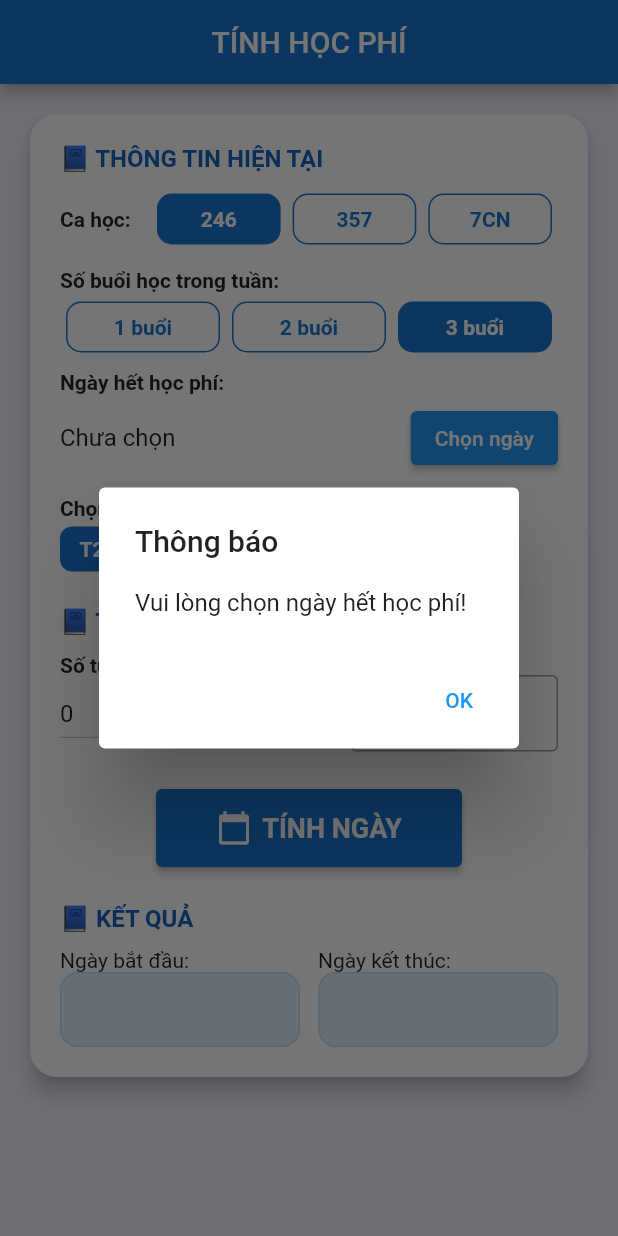
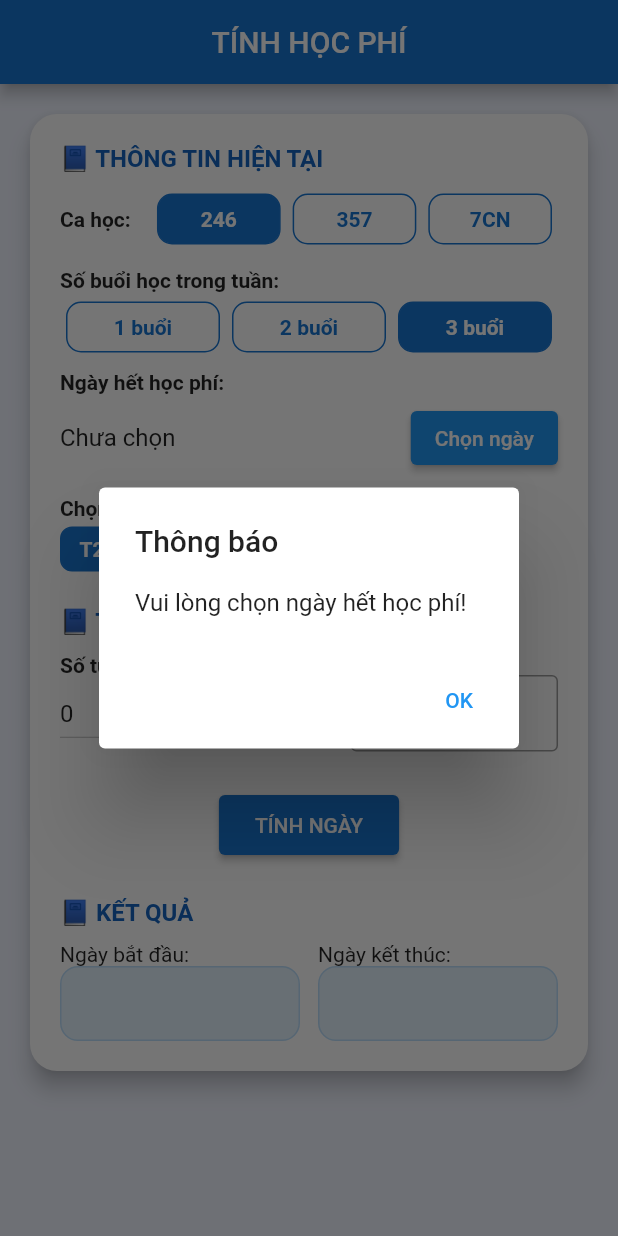
Before and after one commit to khoait2107/tinh_ngay_hoc_phi, a Flutter app: the screen it shows after launch, after a tap on "TÍNH NGÀY", on a phone screen of 412 x 824 dp. Run offline on Flutter 3.47's test engine with Material 2 defaults, Android fonts, the light colour scheme and no system bars.

Commit message:
fix: compatible ButtonStyle for both Flutter 3.0 and 3.22

```diff
--- a/lib/capnhat_hocphi.dart
+++ b/lib/capnhat_hocphi.dart
@@ -63,7 +63,7 @@ class _CapNhatHocPhiPageState extends State<CapNhatHocPhiPage> {
     }
   }
 
-  void _tinhNgay() {
+  void _tinhNgayHocPhi() {
     if (_ngayHetHP == null) {
       _showAlert("Vui lòng chọn ngày hết học phí!");
       return;
@@ -447,16 +447,17 @@ class _CapNhatHocPhiPageState extends State<CapNhatHocPhiPage> {
                 ),
                 const SizedBox(height: 25),
                 Center(
-                  child: ElevatedButton.icon(
-                    onPressed: _tinhNgay,
-                    icon: const Icon(Icons.calendar_today),
-                    label: const Text("TÍNH NGÀY"),
-                    style: ElevatedButton.styleFrom(
-                      primary: Colors.blue[700],
-                      padding: const EdgeInsets.symmetric(horizontal: 40, vertical: 14),
-                      textStyle: const TextStyle(fontWeight: FontWeight.bold, fontSize: 18),
+                  child: ElevatedButton(
+                    style: ButtonStyle(
+                      backgroundColor: MaterialStateProperty.all(Colors.blue[700]),
+                      padding: MaterialStateProperty.all(
+                        const EdgeInsets.symmetric(horizontal: 24, vertical: 12),
+                      ),
                     ),
+                    onPressed: _tinhNgayHocPhi,
+                    child: const Text("TÍNH NGÀY"),
                   ),
+
                 ),
 
 
```
